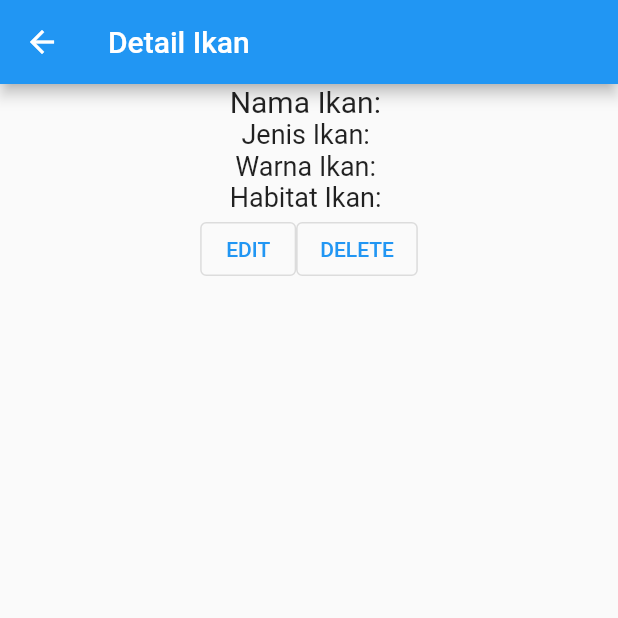
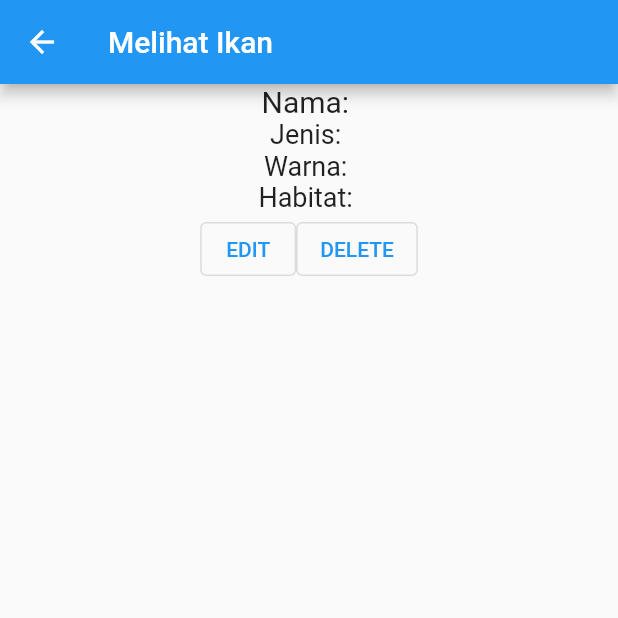
Before and after one commit to rizkythahatmaputri/ResponsiMobile_ikan, a Flutter app: the IkanDetail screen opened directly with empty values, on a phone screen of 412 x 824 dp, the top half of it. Run offline on Flutter 3.47's test engine with Material 2 defaults, Android fonts, the phone set to English and light mode, and no system bars; our stand-ins replace shared_preferences; accounts and stored records are empty; network calls fail.

```diff
--- a/lib/helpers/api_url.dart
+++ b/lib/helpers/api_url.dart
@@ -22,6 +22,8 @@
 class ApiUrl {
   static const String baseUrl = 'https://responsi1a.dalhaqq.xyz/';
 
+  static const String registrasi = baseUrl + '/registrasi';
+  static const String login = baseUrl + '/login';
   static const String listIkan = baseUrl + '/ikan';
   static const String createIkan = baseUrl + '/ikan';
 
@@ -36,5 +38,4 @@ class ApiUrl {
   static String deleteIkan(int id) {
     return baseUrl + '/ikan/' + id.toString();
   }
-
 }
--- a/lib/model/ikan.dart
+++ b/lib/model/ikan.dart
@@ -1,7 +1,7 @@
 //import 'package:http/http.dart' as http;
 
 class Ikan {
-  int? id;
+  String? id;
   String? namaIkan;
   String? jenisIkan;
   String? warnaIkan;
@@ -15,11 +15,10 @@ class Ikan {
 
   factory Ikan.fromJson(Map<String, dynamic> obj) {
     return Ikan(
-      id: int.parse(obj['id'].toString()),
-      namaIkan: obj['nama_ikan'].toString(),
-      jenisIkan: obj['jenis_ikan'].toString(),
-      warnaIkan: obj['warna_ikan'].toString(),
-      habitatIkan: obj['habitat_ikan'].toString(),
-    );
+        id: obj['id'],
+        namaIkan: obj['nama'],
+        jenisIkan: obj['jenis'],
+        habitatIkan: obj['habitat'],
+        warnaIkan: obj['warna']);
   }
 }
--- a/lib/ui/ikan_detail.dart
+++ b/lib/ui/ikan_detail.dart
@@ -19,25 +19,25 @@ class _IkanDetailState extends State<IkanDetail> {
   Widget build(BuildContext context) {
     return Scaffold(
       appBar: AppBar(
-        title: Text('Detail Ikan'),
+        title: Text('Melihat Ikan'),
       ),
       body: Center(
         child: Column(
           children: [
             Text(
-              "Nama Ikan: ${widget.ikan!.namaIkan}",
+              "Nama: ${widget.ikan!.namaIkan}",
               style: TextStyle(fontSize: 20.0),
             ),
             Text(
-              "Jenis Ikan: ${widget.ikan!.jenisIkan}",
+              "Jenis: ${widget.ikan!.jenisIkan}",
               style: TextStyle(fontSize: 18.0),
             ),
             Text(
-              "Warna Ikan: ${widget.ikan!.warnaIkan}",
+              "Warna: ${widget.ikan!.warnaIkan}",
               style: TextStyle(fontSize: 18.0),
             ),
             Text(
-              "Habitat Ikan: ${widget.ikan!.habitatIkan}",
+              "Habitat: ${widget.ikan!.habitatIkan}",
               style: TextStyle(fontSize: 18.0),
             ),
             _tombolHapusEdit()
@@ -72,7 +72,7 @@ class _IkanDetailState extends State<IkanDetail> {
     );
   }
 
-  void confirmHapus() {
+    void confirmHapus() {
     AlertDialog alertDialog = AlertDialog(
       content: const Text("Yakin ingin menghapus data ini?"),
       actions: [
@@ -80,7 +80,7 @@ class _IkanDetailState extends State<IkanDetail> {
         OutlinedButton(
           child: const Text("YA"),
           onPressed: () {
-            IkanBloc.delete(widget.ikan!.id as String?).then((value) {
+            IkanBloc.delete(widget.ikan!.id).then((value) {
               if (value) {
                 Navigator.of(context).push(MaterialPageRoute(
                   builder: (context) => const IkanPage(),
--- a/lib/ui/ikan_page.dart
+++ b/lib/ui/ikan_page.dart
@@ -8,15 +8,15 @@ class IkanPage extends StatefulWidget {
   const IkanPage({Key? key}) : super(key: key);
 
   @override
-  _IkanPageState createState() => _IkanPageState();
+  _ProdukPageState createState() => _ProdukPageState();
 }
 
-class _IkanPageState extends State<IkanPage> {
+class _ProdukPageState extends State<IkanPage> {
   @override
   Widget build(BuildContext context) {
     return Scaffold(
       appBar: AppBar(
-        title: const Text('List Ikan'),
+        title: const Text('Ikannya Dori'),
         actions: [
           Padding(
             padding: const EdgeInsets.only(right: 20.0),
@@ -35,9 +35,7 @@ class _IkanPageState extends State<IkanPage> {
         builder: (context, snapshot) {
           if (snapshot.hasError) print(snapshot.error);
           return snapshot.hasData
-              ? ListIkan(
-                  list: snapshot.data,
-                )
+              ? ListIkan(list: snapshot.data)
               : const Center(
                   child: CircularProgressIndicator(),
                 );
@@ -57,9 +55,7 @@ class ListIkan extends StatelessWidget {
     return ListView.builder(
       itemCount: list == null ? 0 : list!.length,
       itemBuilder: (context, i) {
-        return ItemIkan(
-          ikan: list![i],
-        );
+        return ItemIkan(ikan: list![i]);
       },
     );
   }
@@ -77,16 +73,14 @@ class ItemIkan extends StatelessWidget {
         Navigator.push(
           context,
           MaterialPageRoute(
-            builder: (context) => IkanDetail(
-              ikan: ikan,
-            ),
+            builder: (context) => IkanDetail(ikan: ikan),
           ),
         );
       },
       child: Card(
         child: ListTile(
           title: Text(ikan.namaIkan!),
-          subtitle: Text(ikan.jenisIkan!),
+          subtitle: Text("${ikan.jenisIkan} ${ikan.warnaIkan}"),
         ),
       ),
     );
```
Also changed, not shown: lib/helpers/api.dart (+34 -35 lines), lib/helpers/app_exception.dart (+9 -9 lines), lib/main.dart (+28 -2 lines), lib/ui/ikan_form.dart (+59 -44 lines), lib/bloc/ikan_bloc.dart (line endings or trailing spaces), lib/helpers/user_info.dart (line endings or trailing spaces), 1 other file.
